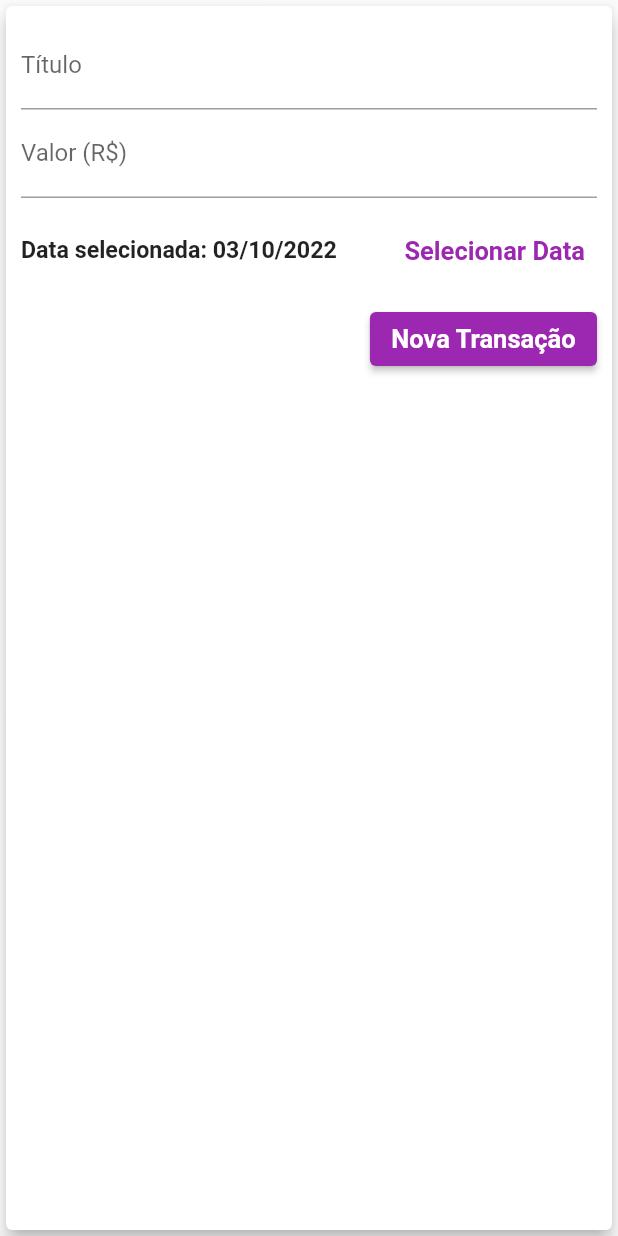
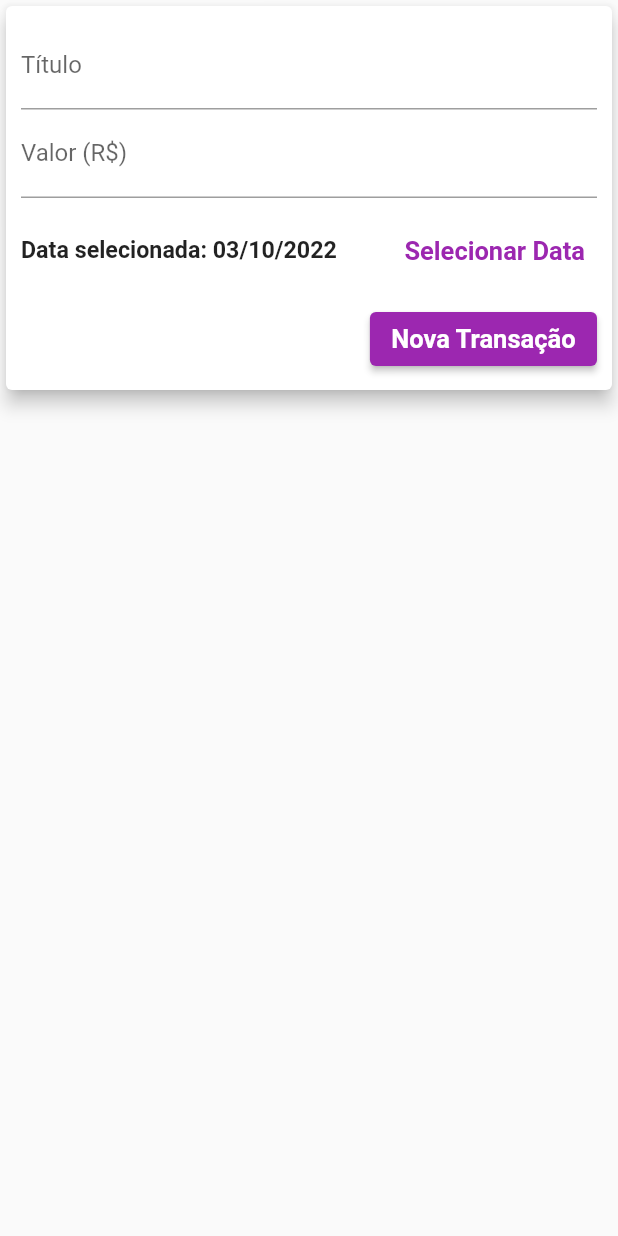
Before and after one commit to ArthurSimoesFerreira/curso-flutter, a Flutter app: the TransactionForm widget shown alone on an empty page, opened directly with empty values, on a phone screen of 412 x 824 dp. Run offline on Flutter 3.47's test engine with Material 2 defaults, Android fonts, the phone set to English and light mode, and no system bars; missing offline and left inert: dart:ffi.

Commit message:
Responsividade, MediaQuery, LayoutBuilfer, Adequação ao modo paisagem

```diff
--- a/expenses/lib/components/transaction_form.dart
+++ b/expenses/lib/components/transaction_form.dart
@@ -49,10 +49,16 @@ class _TransactionFormState extends State<TransactionForm> {
 
   @override
   Widget build(BuildContext context) {
-    return Card(
+    return SingleChildScrollView(
+      child: Card(
         elevation: 5,
         child: Padding(
-        padding: const EdgeInsets.all(10),
+          padding: EdgeInsets.only(
+            top: 10,
+            right: 10,
+            left: 10,
+            bottom: 10 + MediaQuery.of(context).viewInsets.bottom,
+          ),
           child: Column(
             children: [
               TextField(
@@ -111,6 +117,7 @@ class _TransactionFormState extends State<TransactionForm> {
             ],
           ),
         ),
+      ),
     );
   }
 }
```
Also changed, not shown: expenses/lib/components/chart_bar.dart (+14 -5 lines), expenses/lib/components/transaction_list.dart (+20 -7 lines), expenses/lib/main.dart (+34 -5 lines). Lines whose indentation alone changed are shown as unchanged.
